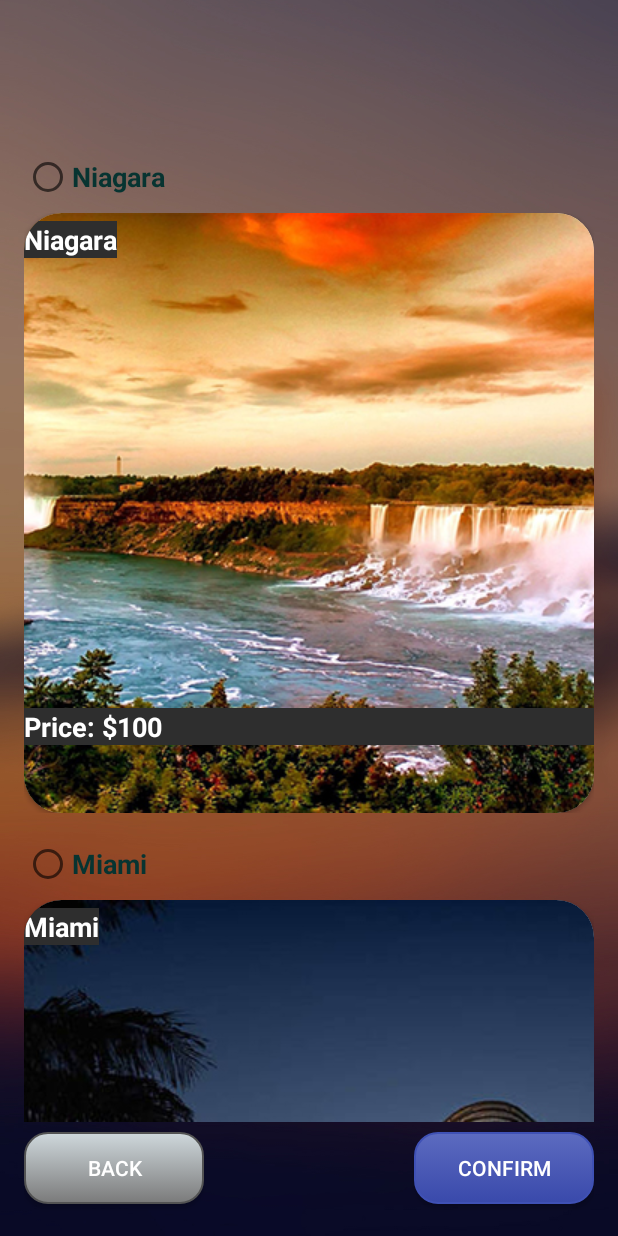
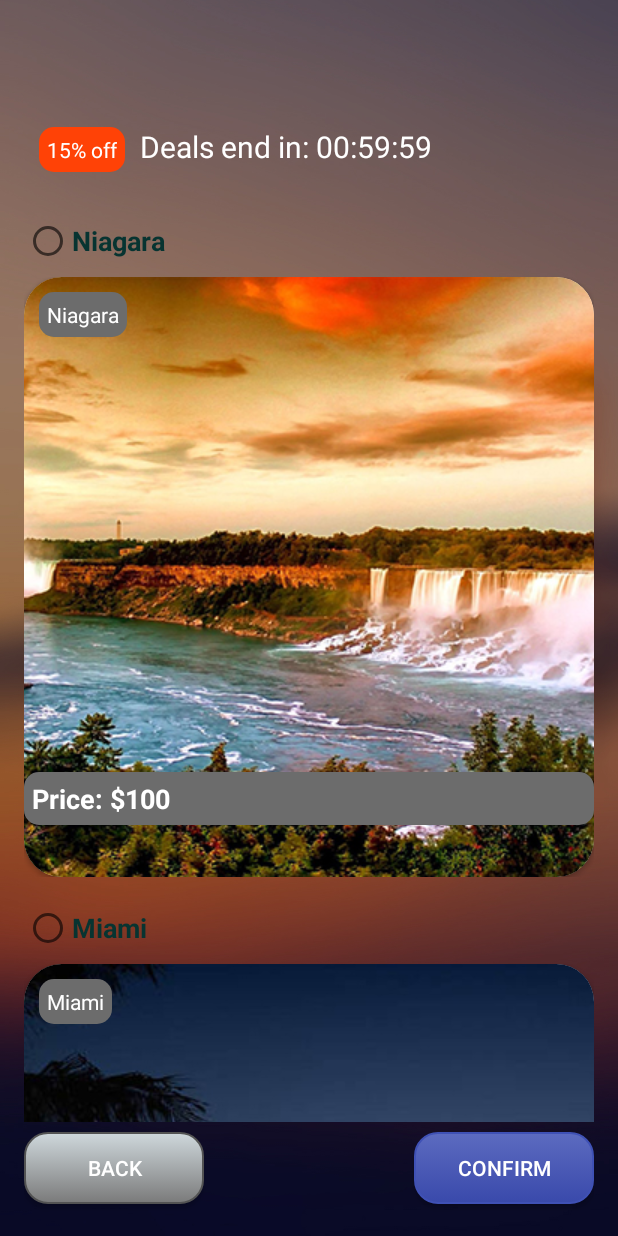
Before and after one commit to MhKeshishian/TripPlanner, an Android app built with Jetpack Compose: the LocationSelectionActivity screen opened directly, with no data from a screen before it, on a phone screen of 412 x 824 dp. Run offline under Robolectric (Android 15) with nearby library versions, the phone set to English and light mode, and no system bars; 1 statement that could not run was skipped.

Commit message:
Added countDown timer

```diff
--- a/app/src/main/AndroidManifest.xml
+++ b/app/src/main/AndroidManifest.xml
@@ -1,6 +1,8 @@
 <?xml version="1.0" encoding="utf-8"?>
 <manifest xmlns:android="http://schemas.android.com/apk/res/android"
     xmlns:tools="http://schemas.android.com/tools">
+
+    <uses-permission android:name="android.permission.INTERNET" />
 
     <application
         android:allowBackup="true"
--- a/app/src/main/java/com/example/tripplanner/LocationSelectionActivity.java
+++ b/app/src/main/java/com/example/tripplanner/LocationSelectionActivity.java
@@ -29,6 +29,8 @@ import java.io.InputStream;
 import java.io.InputStreamReader;
 import java.util.ArrayList;
 import java.util.List;
+import java.util.Timer;
+import java.util.TimerTask;
 
 public class LocationSelectionActivity extends Activity {
     private Button confirmButton;
@@ -136,6 +138,7 @@ public class LocationSelectionActivity extends Activity {
             return loadDestinationsFromJson();
         }
 
+        @SuppressLint("SetTextI18n")
         @Override
         protected void onPostExecute(List<DestinationModel> result) {
             // Store destination data
@@ -155,10 +158,71 @@ public class LocationSelectionActivity extends Activity {
                     }
                 }
             }
+            // Start the countdown timer
+            new CountdownTimerTask().execute();
+        }
+    }
+
+    private class CountdownTimerTask extends AsyncTask<Void, Long, Void> {
+        private long startTimeMillis;
+
+        @Override
+        protected void onPreExecute() {
+            // Set the initial time for the countdown (1 hour)
+            startTimeMillis = System.currentTimeMillis() + 3600000;
+        }
+        @Override
+        protected Void doInBackground(Void... voids) {
+            Timer timer = new Timer(true);
+
+            TimerTask task = new TimerTask() {
+                @Override
+                public void run() {
+                    long currentTimeMillis = System.currentTimeMillis();
+                    long remainingTimeMillis = startTimeMillis - currentTimeMillis;
+
+                    if (remainingTimeMillis <= 0) {
+                        // Timer finished, you can handle this as needed
+                        timer.cancel();
+                    } else {
+                        // Update the UI with the remaining time
+                        publishProgress(remainingTimeMillis);
+                    }
+                }
+            };
+
+            timer.schedule(task, 0, 1000);
+
+            return null;
         }
 
+        @Override
+        protected void onProgressUpdate(Long... values) {
+            // Update the UI with the remaining time
+            updateCountdownTimer(values[0]);
+        }
 
+        @Override
+        protected void onPostExecute(Void aVoid) {
+            // You can perform any cleanup or final UI updates here
+        }
     }
+
+    private void updateCountdownTimer(long remainingTimeMillis) {
+        runOnUiThread(() -> {
+            // Convert remaining time to hours, minutes, and seconds
+            long hours = remainingTimeMillis / 3600000;
+            long minutes = (remainingTimeMillis % 3600000) / 60000;
+            long seconds = (remainingTimeMillis % 60000) / 1000;
+
+            // Update the TextView with the remaining time
+            TextView countdownTextView = findViewById(R.id.countdownTextView);
+            countdownTextView.setText("Deals end in: " + String.format("%02d:%02d:%02d", hours, minutes, seconds));
+        });
+    }
+
+
+
 
     private TextView getDestinationNameView(int radioButtonId) {
         // You should implement a method to dynamically get TextView based on the radio button ID
--- a/app/src/main/java/com/example/tripplanner/TravelerInfoActivity.java
+++ b/app/src/main/java/com/example/tripplanner/TravelerInfoActivity.java
@@ -10,9 +10,12 @@ package com.example.tripplanner;
 import android.annotation.SuppressLint;
 import android.app.Activity;
 import android.app.AlertDialog;
+import android.content.Intent;
+import android.net.Uri;
 import android.os.Bundle;
 import android.text.Editable;
 import android.text.TextWatcher;
+import android.view.View;
 import android.view.animation.Animation;
 import android.view.animation.AnimationUtils;
 import android.widget.Button;
@@ -109,6 +112,20 @@ public class TravelerInfoActivity extends Activity {
     }
 
     /**
+     * FUNCTION      : onCheckDealsButtonClick
+     * PURPOSE       : Handles the click event for the "Check Deals" button.
+     *                 Opens the Expedia webpage.
+     * PARAMETERS    : view - The View that was clicked.
+     * RETURN        : void
+     */
+    public void onCheckDealsButtonClick(View view) {
+        // Open the Expedia webpage deals
+        String url = "https://www.expedia.ca/deals";
+        Intent intent = new Intent(Intent.ACTION_VIEW, Uri.parse(url));
+        startActivity(intent);
+    }
+
+    /**
      * FUNCTION      : onBackButtonClick
      * PURPOSE       : Handles the click event for the back button.
      *                 Finishes the current activity.
--- /dev/null
+++ b/app/src/main/res/drawable/grey_rounded_background.xml
@@ -0,0 +1,9 @@
+<?xml version="1.0" encoding="utf-8"?>
+<selector xmlns:android="http://schemas.android.com/apk/res/android">
+    <item>
+        <shape>
+            <solid android:color="#6C6C6C" />
+            <corners android:radius="10dp" />
+        </shape>
+    </item>
+</selector>
--- /dev/null
+++ b/app/src/main/res/drawable/red_rounded_background.xml
@@ -0,0 +1,9 @@
+<?xml version="1.0" encoding="utf-8"?>
+<selector xmlns:android="http://schemas.android.com/apk/res/android">
+    <item>
+        <shape>
+            <solid android:color="#FF4206" />
+            <corners android:radius="10dp" />
+        </shape>
+    </item>
+</selector>
--- a/app/src/main/res/layout/activity_destination_selection.xml
+++ b/app/src/main/res/layout/activity_destination_selection.xml
@@ -25,13 +25,37 @@
         android:layout_marginTop="20dp"
         style="@style/TitleText"/>
 
+    <TextView
+        android:id="@+id/dealsTag"
+        android:layout_width="wrap_content"
+        android:layout_height="wrap_content"
+        android:text="@string/_15_off"
+        android:textColor="#ffffff"
+        android:background="@drawable/red_rounded_background"
+        android:layout_marginStart="10dp"
+        android:padding="5dp"
+        android:layout_alignBaseline="@id/countdownTextView"/>
+
+    <TextView
+        android:id="@+id/countdownTextView"
+        android:layout_width="wrap_content"
+        android:layout_height="wrap_content"
+        android:text=""
+        android:layout_below="@id/instructionText"
+        android:layout_centerHorizontal="true"
+        android:layout_marginTop="10dp"
+        android:layout_toEndOf="@id/dealsTag"
+        android:layout_marginStart="10dp"
+        style="@style/InfoText"/>
+
+
     <ScrollView
         android:id="@+id/destinationScrollView"
         android:layout_width="match_parent"
         android:layout_height="match_parent"
         android:layout_marginBottom="60dp"
-        android:layout_below="@id/instructionText"
-        android:layout_marginTop="10dp">
+        android:layout_below="@id/countdownTextView"
+        android:layout_marginTop="15dp">
 
         <RadioGroup
             android:id="@+id/locationRadioGroup"
@@ -75,7 +99,9 @@
                         android:layout_height="wrap_content"
                         android:layout_marginTop="330dp"
                         android:textStyle="bold"
-                        style="@style/TextViewStyle"/>
+                        style="@style/TextViewStyle"
+                        android:background="@drawable/grey_rounded_background"
+                        android:padding="5dp"/>
 
                     <TextView
                         android:id="@+id/niagaraName"
@@ -83,8 +109,11 @@
                         android:layout_height="wrap_content"
                         android:layout_below="@+id/niagaraInfo"
                         android:text="@string/niagara_description"
-                        style="@style/TextViewStyle"
-                        android:layout_marginTop="5dp"/>
+                        android:layout_marginTop="10dp"
+                        android:layout_marginStart="10dp"
+                        android:background="@drawable/grey_rounded_background"
+                        android:textColor="@color/white"
+                        android:padding="5dp"/>
 
                 </androidx.cardview.widget.CardView>
 
@@ -127,7 +156,9 @@
                         android:layout_height="wrap_content"
                         android:layout_marginTop="330dp"
                         android:textStyle="bold"
-                        style="@style/TextViewStyle"/>
+                        style="@style/TextViewStyle"
+                        android:background="@drawable/grey_rounded_background"
+                        android:padding="5dp"/>
 
                     <TextView
                         android:id="@+id/miamiName"
@@ -135,8 +166,11 @@
                         android:layout_height="wrap_content"
                         android:layout_below="@+id/miamiInfo"
                         android:text="@string/miami_description"
-                        style="@style/TextViewStyle"
-                        android:layout_marginTop="5dp"/>
+                        android:layout_marginTop="10dp"
+                        android:layout_marginStart="10dp"
+                        android:background="@drawable/grey_rounded_background"
+                        android:textColor="@color/white"
+                        android:padding="5dp"/>
             </androidx.cardview.widget.CardView>
 
             </LinearLayout>
@@ -176,7 +210,9 @@
                         android:layout_height="wrap_content"
                         android:layout_marginTop="330dp"
                         android:textStyle="bold"
-                        style="@style/TextViewStyle"/>
+                        style="@style/TextViewStyle"
+                        android:background="@drawable/grey_rounded_background"
+                        android:padding="5dp"/>
 
                     <TextView
                         android:id="@+id/lasVegasName"
@@ -184,19 +220,19 @@
                         android:layout_height="wrap_content"
                         android:layout_below="@+id/lasVegasInfo"
                         android:text="@string/las_vegas_description"
-                        style="@style/TextViewStyle"
-                        android:layout_marginTop="5dp"/>
+                        android:layout_marginTop="10dp"
+                        android:layout_marginStart="10dp"
+                        android:background="@drawable/grey_rounded_background"
+                        android:textColor="@color/white"
+                        android:padding="5dp"/>
 
                 </androidx.cardview.widget.CardView>
-
 
             </LinearLayout>
 
         </RadioGroup>
 
-
     </ScrollView>
-
 
     <Button
         android:id="@+id/backButton"
--- a/app/src/main/res/layout/activity_traveler_info.xml
+++ b/app/src/main/res/layout/activity_traveler_info.xml
@@ -177,6 +177,26 @@
         android:textColor="@color/light_yellow"
         style="@style/InfoText"/>
 
+    <TextView
+        android:id="@+id/dealsInfoText"
+        android:layout_width="wrap_content"
+        android:layout_height="wrap_content"
+        android:layout_below="@id/insuranceCheckBox"
+        android:layout_marginTop="10dp"
+        android:text="@string/check_other_deals_on_expedia"
+        style="@style/InfoText"/>
+
+    <Button
+        android:id="@+id/checkDealsButton"
+        android:layout_width="120dp"
+        android:layout_height="wrap_content"
+        android:layout_below="@id/insuranceCheckBox"
+        android:layout_marginStart="10dp"
+        android:layout_toEndOf="@+id/dealsInfoText"
+        android:text="@string/check"
+        android:background="@drawable/my_button_gray"
+        android:textColor="#FFFFFF"
+        android:onClick="onCheckDealsButtonClick"/>
 
     <Button
         android:id="@+id/backButton"
--- a/app/src/main/res/values/strings.xml
+++ b/app/src/main/res/values/strings.xml
@@ -22,7 +22,7 @@
     <string name="destination_label">Destination:</string>
     <string name="duration_label">Duration of Stay:</string>
     <string name="traveler_name_label">Traveler\'s Name:</string>
-    <string name="enter_traveler_name_hint">Enter traveler\'s name</string>
+    <string name="enter_traveler_name_hint">Enter your name</string>
     <string name="number_of_passengers_label">Passengers:</string>
     <string name="finish_button">Finish</string>
     <string name="select_date">Select your Start and End dates</string>
@@ -45,6 +45,9 @@
     <string name="password_field">  Password</string>
     <string name="username_field">  Username</string>
     <string name="confirm_password">  Confirm Password</string>
+    <string name="check">Check</string>
+    <string name="check_other_deals_on_expedia">Check other deals on Expedia</string>
+    <string name="_15_off">15% off</string>
 
 
 </resources>
--- a/app/src/main/res/values/styles.xml
+++ b/app/src/main/res/values/styles.xml
@@ -36,8 +36,8 @@
         <item name="android:textSize">18sp</item>
         <item name="android:textStyle">bold</item>
         <item name="android:textColor">@color/light_green</item>
-        <!--<item name="android:background">@color/dark_green</item>-->
     </style>
+
 
     <!-- Splash Screen Text View Style -->
     <style name="SplashTextViewStyle">
```
